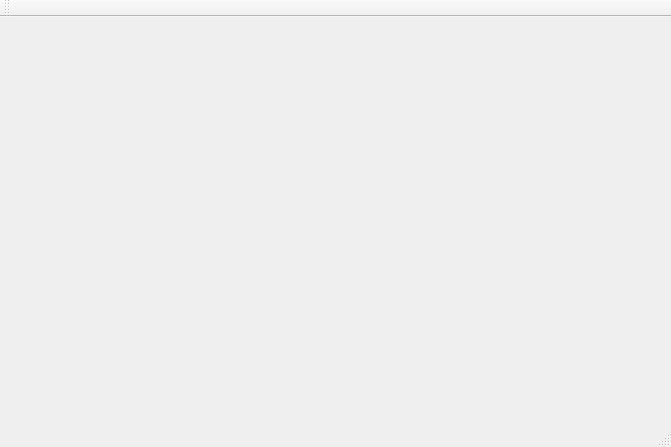
This is mainwindow.ui in Cosmo2016/Path-Planning-using-T-RRT-SRM-with-GUI- as Qt 5 draws it before an edit. The edited form follows.
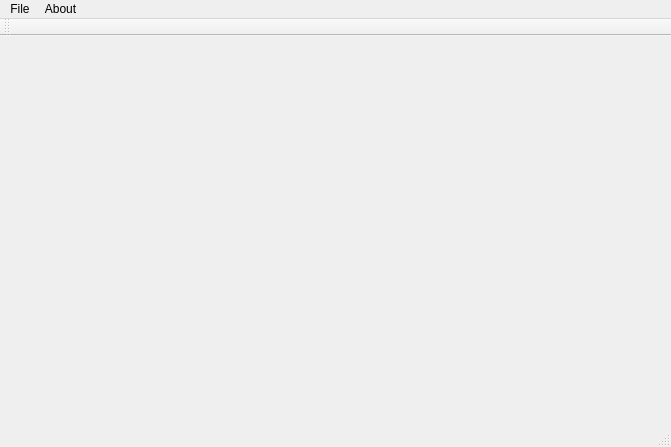
This is the edited form.

Patch:
```diff
--- a/mainwindow.ui
+++ b/mainwindow.ui
@@ -14,7 +14,36 @@
    <string>MainWindow</string>
   </property>
   <widget class="QWidget" name="centralWidget"/>
-  <widget class="QToolBar" name="mainToolBar">
+  <widget class="QStatusBar" name="statusBar"/>
+  <widget class="QMenuBar" name="menuBar">
+   <property name="geometry">
+    <rect>
+     <x>0</x>
+     <y>0</y>
+     <width>671</width>
+     <height>22</height>
+    </rect>
+   </property>
+   <widget class="QMenu" name="menuHello">
+    <property name="title">
+     <string>File</string>
+    </property>
+    <addaction name="actionNew"/>
+    <addaction name="actionhello"/>
+   </widget>
+   <widget class="QMenu" name="menuAbout">
+    <property name="title">
+     <string>About</string>
+    </property>
+    <addaction name="actionAuther"/>
+   </widget>
+   <addaction name="menuHello"/>
+   <addaction name="menuAbout"/>
+  </widget>
+  <widget class="QToolBar" name="toolBar">
+   <property name="windowTitle">
+    <string>toolBar</string>
+   </property>
    <attribute name="toolBarArea">
     <enum>TopToolBarArea</enum>
    </attribute>
```
Left out of the diff: 16 changed lines with no effect on the pictures.
